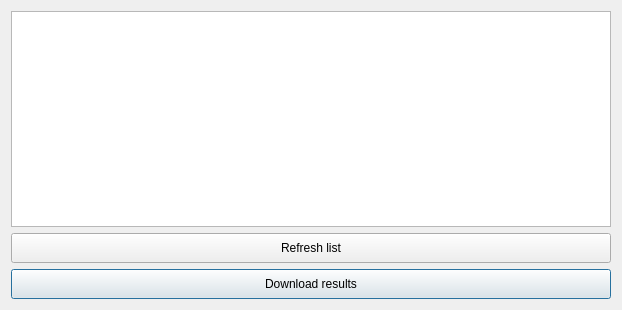
First picture: the form in LDMP/gui/DlgJobs.ui, repository ConservationInternational/trends.earth, before the edit.
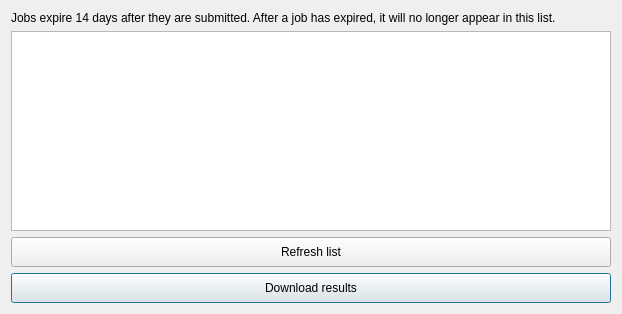
Second picture: the form after the edit.

```diff
--- a/LDMP/gui/DlgJobs.ui
+++ b/LDMP/gui/DlgJobs.ui
@@ -31,6 +31,12 @@
   <layout class="QGridLayout" name="gridLayout">
    <item row="1" column="0">
     <widget class="QTableView" name="jobs_view">
+     <property name="minimumSize">
+      <size>
+       <width>600</width>
+       <height>200</height>
+      </size>
+     </property>
      <property name="selectionMode">
       <enum>QAbstractItemView::ExtendedSelection</enum>
      </property>
@@ -95,22 +101,10 @@
      </property>
     </widget>
    </item>
-     <item row="1" column="0">
-    <widget class="QTableView" name="jobs_view">
-     <property name="minimumSize">
-      <size>
-       <width>600</width>
-       <height>200</height>
-      </size>
-     </property>
-     <property name="selectionMode">
-      <enum>QAbstractItemView::ExtendedSelection</enum>
-     </property>
-     <property name="selectionBehavior">
-      <enum>QAbstractItemView::SelectRows</enum>
-     </property>
-     <property name="wordWrap">
-      <bool>true</bool>
+   <item row="0" column="0">
+    <widget class="QLabel" name="label">
+     <property name="text">
+      <string>Jobs expire 14 days after they are submitted. After a job has expired, it will no longer appear in this list.</string>
      </property>
     </widget>
    </item>
```
